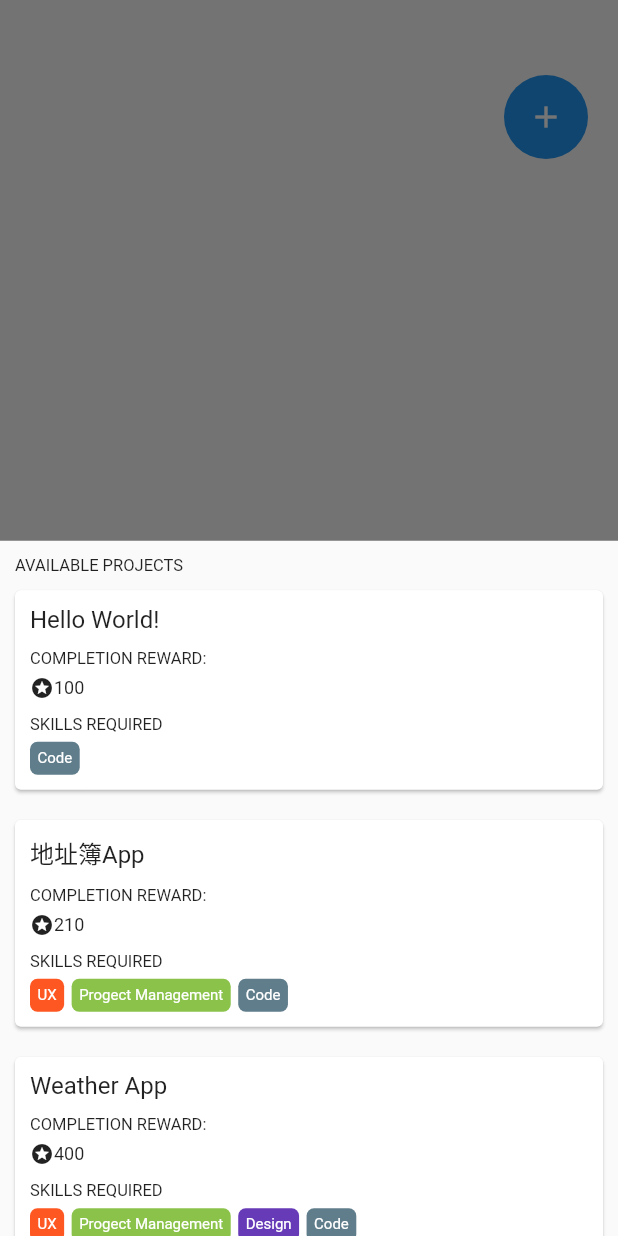
After one commit to EditYJ/imitate_developer_quest, a Flutter app: the GameScreen screen opened by its route, item 2 of the bottom bar chosen, after a tap on the "add" icon, on a phone screen of 412 x 824 dp. The commit adds this screen. Run offline on Flutter 3.47's test engine with Material 2 defaults, Android fonts, the phone set to English and light mode, and no system bars.

Commit message:
临时保存：2019/7/17 20.58

```diff
--- a/lib/main.dart
+++ b/lib/main.dart
@@ -15,9 +15,8 @@ void main() {
 
   // Provider specific parts of the world separetely that
   // only care about quests, for example, can only listen to those
-  providers.provideValue(world.taskPool);
+  providers.provideValue(world.projectPool);
   providers.provideValue(world.npcPool);
-  providers.provideValue(world.countdown);
 
   runApp(ProviderNode(child: MyApp(), providers: providers));
 }
--- a/lib/src/game_screen.dart
+++ b/lib/src/game_screen.dart
@@ -1,5 +1,6 @@
 import 'package:flutter/material.dart';
 import 'package:imitate_developer_quest/src/game_screen/npc_pool_page.dart';
+import 'package:imitate_developer_quest/src/game_screen/project_pool_page.dart';
 import 'package:imitate_developer_quest/src/game_screen/stats_page.dart';
 import 'package:imitate_developer_quest/src/game_screen/project_page.dart';
 import 'package:imitate_developer_quest/src/shared_state/game/countdown_clock.dart';
@@ -31,12 +32,6 @@ class _GameScreenState extends State<GameScreen> {
   @override
   Widget build(BuildContext context) {
     return Scaffold(
-      appBar: AppBar(
-        leading: Provide<CountdownClock>(
-          builder: (context, child, countdown) =>
-              Text("${countdown.remainingTime.inSeconds}s"),
-        ),
-      ),
       bottomNavigationBar: BottomNavigationBar(
         currentIndex: _index,
         onTap: (index) => setState(() {
@@ -50,7 +45,7 @@ class _GameScreenState extends State<GameScreen> {
           ),
           BottomNavigationBarItem(
             icon: Icon(Icons.work),
-            title: Text('Tasks'),
+            title: Text('Projects'),
           ),
           BottomNavigationBarItem(
             icon: Icon(Icons.timeline),
@@ -62,7 +57,7 @@ class _GameScreenState extends State<GameScreen> {
         controller: _controller,
         children: <Widget>[
           NpcPoolPage(),
-          TaskPoolPage(),
+          ProjectPoolPage(),
           StatsPage()
         ],
       ),
--- a/lib/src/game_screen/project_page.dart
+++ b/lib/src/game_screen/project_page.dart
@@ -4,4 +4,5 @@ class TaskPoolPage extends StatelessWidget {
   @override
   Widget build(BuildContext context) {
     return Container();
+  }
 }
--- /dev/null
+++ b/lib/src/game_screen/project_picker_modal.dart
@@ -0,0 +1,71 @@
+import 'package:flutter/material.dart';
+import 'package:imitate_developer_quest/src/game_screen/skill_badge.dart';
+import 'package:imitate_developer_quest/src/shared_state/game/project_blueprint.dart';
+import 'package:imitate_developer_quest/src/shared_state/game/skill.dart';
+
+class ProjectPickerModal extends StatelessWidget {
+  final List<ProjectBlueprint> _projects;
+
+  const ProjectPickerModal(this._projects, {Key key}) : super(key: key);
+
+  @override
+  Widget build(BuildContext context) {
+    return ListView.builder(
+      itemCount: _projects.length + 1,
+      itemBuilder: (context, index) {
+        ProjectBlueprint blueprint = index == 0 ? null : _projects[index - 1];
+        return index == 0
+            ? Padding(
+                padding:
+                    const EdgeInsets.only(top: 10.0, left: 10.0, right: 10.0),
+                child:
+                    Text("AVAILABLE PROJECTS", style: TextStyle(fontSize: 11)),
+              )
+            : Padding(
+                padding: EdgeInsets.all(10.0),
+                child: Card(
+                  margin: const EdgeInsets.all(0.0),
+                  child: InkWell(
+                    onTap: () => Navigator.pop(context, blueprint),
+                    child: Padding(
+                      padding: const EdgeInsets.all(10.0),
+                      child: Column(
+                        crossAxisAlignment: CrossAxisAlignment.start,
+                        children: <Widget>[
+                          Text(blueprint.name, style: TextStyle(fontSize: 16)),
+                          Padding(
+                            padding:
+                                const EdgeInsets.only(top: 10.0, bottom: 5.0),
+                            child: Text("COMPLETION REWARD:",
+                                style: TextStyle(fontSize: 11)),
+                          ),
+                          Row(
+                            children: <Widget>[
+                              Icon(Icons.stars, size: 16),
+                              Text(
+                                blueprint.xpReward.toString(),
+                                style: TextStyle(fontSize: 12),
+                              )
+                            ],
+                          ),
+                          Padding(
+                            padding:
+                                const EdgeInsets.only(top: 10.0, bottom: 5.0),
+                            child: Text("SKILLS REQUIRED",
+                                style: TextStyle(fontSize: 11)),
+                          ),
+                          Wrap(
+                            children: blueprint.skills
+                                .map((Skill skill) => SkillBadge(skill))
+                                .toList(),
+                          )
+                        ],
+                      ),
+                    ),
+                  ),
+                ),
+              );
+      },
+    );
+  }
+}
--- a/lib/src/game_screen/project_pool_page.dart
+++ b/lib/src/game_screen/project_pool_page.dart
@@ -1,8 +1,71 @@
 import 'package:flutter/material.dart';
+import 'package:imitate_developer_quest/src/game_screen/project_list_item.dart';
+import 'package:imitate_developer_quest/src/game_screen/project_picker_modal.dart';
+import 'package:imitate_developer_quest/src/game_screen/task_list_item.dart';
+import 'package:imitate_developer_quest/src/shared_state/game/project.dart';
+import 'package:imitate_developer_quest/src/shared_state/game/project_blueprint.dart';
+import 'package:imitate_developer_quest/src/shared_state/game/project_pool.dart';
+import 'package:imitate_developer_quest/src/shared_state/game/src/aspect.dart';
+import 'package:imitate_developer_quest/src/shared_state/game/task.dart';
+import 'package:imitate_developer_quest/src/shared_state/provider.dart';
 
 class ProjectPoolPage extends StatelessWidget {
   @override
   Widget build(BuildContext context) {
-    return null;
+    return Provide<ProjectPool>(
+      builder: (context, child, projectPool) {
+        List<Aspect> projectAndTasks = projectPool.flatWorkingProjectsWithTasks;
+        return new Stack(
+          children: <Widget>[
+            Positioned.fill(
+              child: ListView.builder(
+                padding: const EdgeInsets.only(top: 110),
+                itemCount: projectAndTasks.length,
+                itemBuilder: (context, index) {
+                  Aspect item = projectAndTasks[index];
+                  if (item is Project) {
+                    return ProviderNode(
+                      providers: Providers.withProviders({
+                        Project: Provider<Project>.value(item),
+                      }),
+                      child: ProjectListItem(
+                        key: ValueKey(item),
+                      ),
+                    );
+                  } else if (item is Task) {
+                    return ProviderNode(
+                      providers: Providers.withProviders({
+                        Task: Provider<Task>.value(item),
+                      }),
+                      child: TaskListItem(),
+                    );
+                  }
+                },
+              ),
+            ),
+            new Positioned.fill(
+              right: 20.0,
+              top: 50.0,
+              child: Column(
+                crossAxisAlignment: CrossAxisAlignment.end,
+                children: <Widget>[
+                  FloatingActionButton(
+                    elevation: 0.0,
+                    child: new Icon(Icons.add),
+                    onPressed: () => showModalBottomSheet<ProjectBlueprint>(
+                          context: context,
+                          builder: (context) =>
+                              ProjectPickerModal(ProjectPool.availableProjects),
+                        ).then((ProjectBlueprint project) => project != null
+                            ? projectPool.startProject(project)
+                            : null),
+                  )
+                ],
+              ),
+            )
+          ],
+        );
+      },
+    );
   }
 }
--- a/lib/src/shared_state/game/project_pool.dart
+++ b/lib/src/shared_state/game/project_pool.dart
@@ -1,6 +1,81 @@
+import 'package:imitate_developer_quest/src/shared_state/game/project.dart';
+import 'package:imitate_developer_quest/src/shared_state/game/project_blueprint.dart';
+import 'package:imitate_developer_quest/src/shared_state/game/skill.dart';
 import 'package:imitate_developer_quest/src/shared_state/game/src/aspect.dart';
+import 'package:imitate_developer_quest/src/shared_state/game/task.dart';
+import 'package:imitate_developer_quest/src/shared_state/game/task_blueprint.dart';
 
-class ProjectPool extends Aspect{
+class ProjectPool extends Aspect {
+
   // 此系统中所有的项目
+  static const List<ProjectBlueprint> availableProjects = const [
+    ProjectBlueprint("Hello World!", 100, <TaskBlueprint>[
+      TaskBlueprint("编译代码", {Skill.Coding: 120}),
+      TaskBlueprint("添加打印语句", {Skill.Coding: 100}),
+      TaskBlueprint("编写技巧博文", {Skill.Coding: 110}),
+    ]),
+    ProjectBlueprint("地址簿App", 210, <TaskBlueprint>[
+      TaskBlueprint("设计产品原型", {Skill.Ux: 120}),
+      TaskBlueprint("设计产品架构", {Skill.ProjectManagement: 120}),
+      TaskBlueprint("编写代码", {Skill.Coding: 120}),
+    ]),
+    ProjectBlueprint("Weather App", 400, <TaskBlueprint>[
+      TaskBlueprint("规划未来", {Skill.Ux: 110, Skill.ProjectManagement: 110}),
+      TaskBlueprint("设计原型", {Skill.Ux: 110}),
+      TaskBlueprint("设计天气动画", {Skill.Design: 130}),
+      TaskBlueprint("设计程序状态", {Skill.Design: 110, Skill.ProjectManagement: 110}),
+      TaskBlueprint("构建客户端模型", {Skill.Coding: 110}),
+      TaskBlueprint("实现接口", {Skill.Coding: 130}),
+      TaskBlueprint("提交至应用商店", {Skill.ProjectManagement: 110}),
+    ])
+  ];
 
+  ProjectPool();
+
+  final List<Project> chosenProjects =[];
+  final List<Project> workingProjects =[];
+  final List<Project> deadProjects =[];
+
+  List<Aspect> get flatWorkingProjectsWithTasks{
+    List<Aspect> flattened = [];
+    chosenProjects.forEach((Project project){
+      flattened.add(project);
+      if(project.state == ProjectState.Started){
+        project.tasks.forEach((Task task){
+          flattened.add(task);
+        });
+      }
+    });
+    return flattened;
+  }
+
+  @override
+  void update() {
+    final List<Project> justCompleted = [];
+    for (final project in workingProjects){
+      project.update();
+      if(project.state == ProjectState.Complete){
+        project.bonusXp = (project.tickRemaining/10).round();
+      }
+      if(project.state != ProjectState.Started){
+        justCompleted.add(project);
+      }
+    }
+
+    if(justCompleted.isNotEmpty){
+      for(final justCompletedProject in justCompleted){
+        workingProjects.remove(justCompleted);
+        deadProjects.add(justCompletedProject);
+      }
+      markDirty();
+    }
+    super.update();
+  }
+
+  void startProject(ProjectBlueprint projectBlueprint){
+    Project project = Project(projectBlueprint);
+    chosenProjects.add(project);
+    workingProjects.add(project);
+    markDirty();
+  }
 }
```
Also changed, not shown: lib/src/game_screen/project_list_item.dart (added, +95 -0 lines), lib/src/shared_state/game/world.dart (+7 -9 lines).
